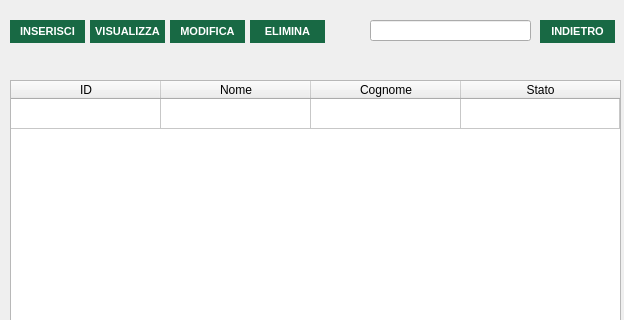
Before: the Qt Designer form src/main/gui/operatori.ui in OT-Rax/AnconAmbiente, drawn with Qt 5; both pictures show x 0 to 624 and y 0 to 320 of the 624 by 525 pixel window.
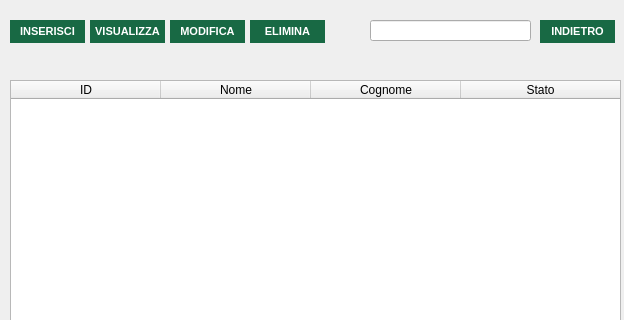
After: the same form once the commit is applied. Icons and pictures are not drawn.

Patch:
```diff
--- a/src/main/gui/operatori.ui
+++ b/src/main/gui/operatori.ui
@@ -163,11 +163,6 @@
     <attribute name="verticalHeaderCascadingSectionResizes">
      <bool>false</bool>
     </attribute>
-    <row>
-     <property name="text">
-      <string>DADADAD</string>
-     </property>
-    </row>
     <column>
      <property name="text">
       <string>ID</string>
```
